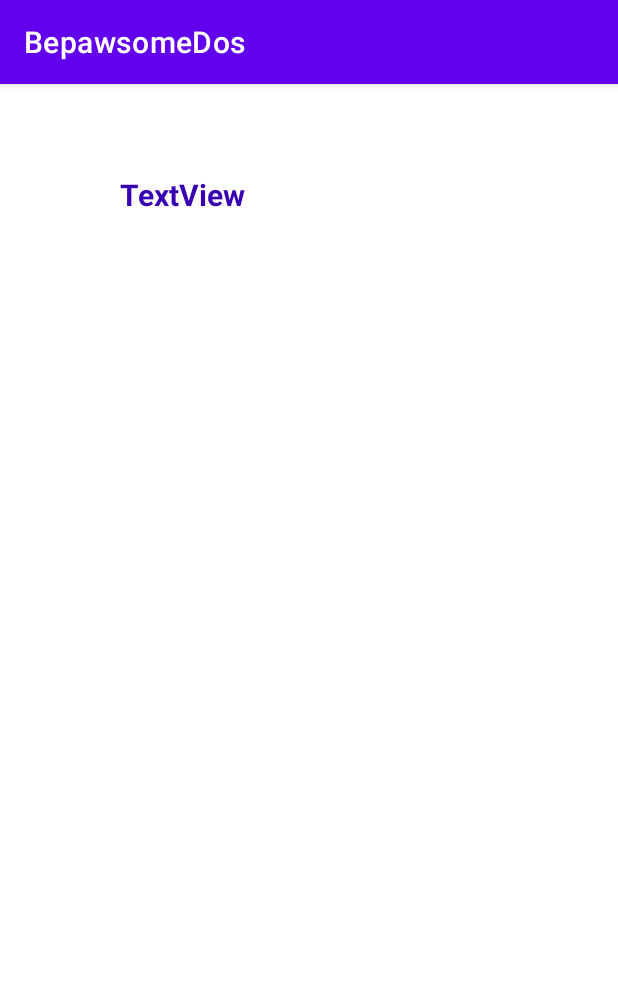
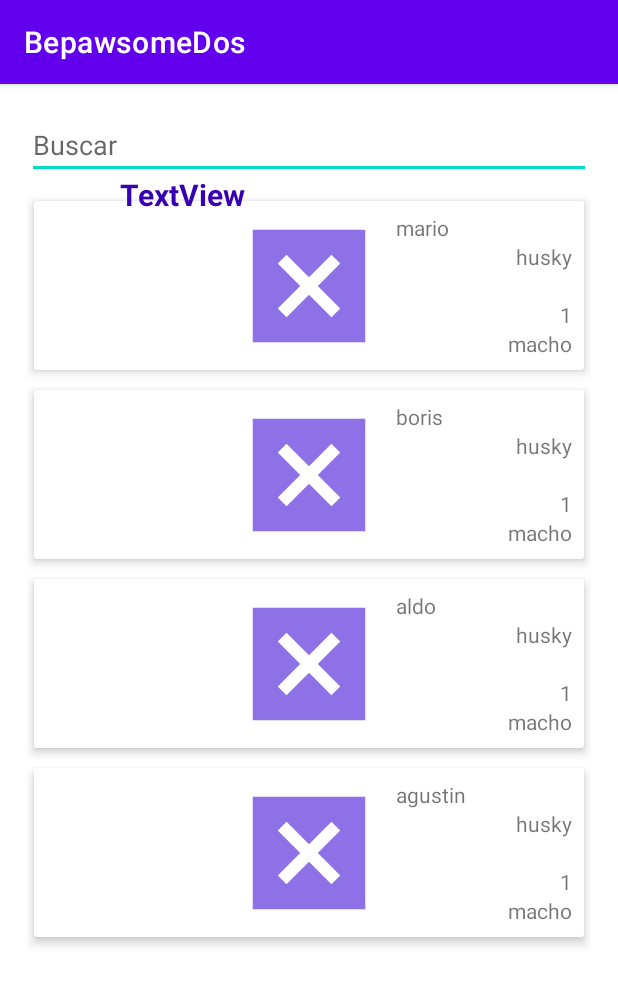
Before and after one commit to KaiserGott/BepawsomeDos, an Android app: the fragment HomeFragment shown on its own in the app's theme, on a phone screen of 412 x 824 dp. Shown: the top 985 px of the screen. Run offline under Robolectric (Android 15) with nearby library versions, the phone set to English and light mode, and no system bars; our stand-ins replace Firebase (no records; nobody signed in at launch, a user with empty details on screens opened directly), Picasso; pictures from the network do not load.

Commit message:
buscador

```diff
--- a/app/src/main/java/com/example/bepawsomedos/MainActivity.kt
+++ b/app/src/main/java/com/example/bepawsomedos/MainActivity.kt
@@ -1,6 +1,8 @@
 package com.example.bepawsomedos
 
 import android.os.Bundle
+import android.text.Editable
+import android.text.TextWatcher
 import android.view.Menu
 import androidx.appcompat.app.AppCompatActivity
 import androidx.drawerlayout.widget.DrawerLayout
@@ -9,13 +11,17 @@ import androidx.navigation.ui.AppBarConfiguration
 import androidx.navigation.ui.navigateUp
 import androidx.navigation.ui.setupActionBarWithNavController
 import androidx.navigation.ui.setupWithNavController
+import androidx.recyclerview.widget.LinearLayoutManager
+import com.example.bepawsomedos.adapters.AdaptadorAnimal
 import com.example.bepawsomedos.databinding.ActivityMainBinding
+import com.example.bepawsomedos.models.Animal
 import com.google.android.material.snackbar.Snackbar
 import com.google.android.material.navigation.NavigationView
 import com.google.firebase.database.DatabaseReference
 import com.google.firebase.database.FirebaseDatabase
 
 class MainActivity : AppCompatActivity() {
+
 
     private lateinit var appBarConfiguration: AppBarConfiguration
     private lateinit var binding: ActivityMainBinding
--- /dev/null
+++ b/app/src/main/java/com/example/bepawsomedos/adapters/AdaptadorAnimal.kt
@@ -0,0 +1,44 @@
+package com.example.bepawsomedos.adapters
+
+import android.view.LayoutInflater
+import android.view.ViewGroup
+import android.widget.TextView
+import androidx.recyclerview.widget.RecyclerView
+import com.example.bepawsomedos.R
+import com.example.bepawsomedos.models.Animal
+
+class AdaptadorAnimal(
+var listaAnimales: ArrayList<Animal>
+): RecyclerView.Adapter<AdaptadorAnimal.ViewHolder>() {
+
+    class ViewHolder(itemView: android.view.View) : RecyclerView.ViewHolder(itemView) {
+        val tvNombre = itemView.findViewById(R.id.animalNameTextView) as TextView
+        val tvRaza = itemView.findViewById(R.id.animalBreedTextView) as TextView
+        val tvAge = itemView.findViewById(R.id.animalAgeTextView) as TextView
+        val tvSex = itemView.findViewById(R.id.animalSexTextView) as TextView
+    }
+
+    override fun onCreateViewHolder(parent: ViewGroup, viewType: Int): ViewHolder {
+        val vista =
+            LayoutInflater.from(parent.context).inflate(R.layout.custom_animal_view, parent, false)
+        return ViewHolder(vista)
+    }
+
+    override fun onBindViewHolder(holder: ViewHolder, position: Int) {
+        val animal = listaAnimales[position]
+
+        holder.tvNombre.text = animal.nombre
+        holder.tvRaza.text = animal.raza
+        holder.tvAge.text = animal.edad.toString()
+        holder.tvSex.text = animal.sexo
+    }
+
+    override fun getItemCount(): Int {
+        return listaAnimales.size
+    }
+
+    fun filtrar(listaFiltrada: ArrayList<Animal>) {
+        this.listaAnimales = listaFiltrada
+        notifyDataSetChanged()
+    }
+}
--- a/app/src/main/java/com/example/bepawsomedos/ui/home/HomeFragment.kt
+++ b/app/src/main/java/com/example/bepawsomedos/ui/home/HomeFragment.kt
@@ -3,6 +3,8 @@ package com.example.bepawsomedos.ui.home
 import android.content.ContentValues.TAG
 import android.content.Context
 import android.os.Bundle
+import android.text.Editable
+import android.text.TextWatcher
 import android.util.Log
 import android.view.LayoutInflater
 import android.view.View
@@ -13,9 +15,12 @@ import android.widget.TextView
 import android.widget.Toast
 import androidx.fragment.app.Fragment
 import androidx.lifecycle.ViewModelProvider
+import androidx.recyclerview.widget.LinearLayoutManager
 import com.bumptech.glide.Glide
 import com.example.bepawsomedos.R
+import com.example.bepawsomedos.adapters.AdaptadorAnimal
 import com.example.bepawsomedos.api.DogApiResponse
+import com.example.bepawsomedos.databinding.ActivityMainBinding
 import com.example.bepawsomedos.models.Animal
 import com.example.bepawsomedos.models.User
 import com.example.bepawsomedos.viewModels.AnimalViewModel
@@ -30,8 +35,12 @@ import com.squareup.picasso.Picasso
 import retrofit2.Call
 import retrofit2.Callback
 import retrofit2.Response
+import com.example.bepawsomedos.databinding.FragmentHomeBinding
+class HomeFragment : Fragment() {
+    private lateinit var binding: FragmentHomeBinding
+    private lateinit var adaptador: AdaptadorAnimal
 
-class HomeFragment : Fragment() {
+    var listaAnimales = arrayListOf<Animal>()
 
     private lateinit var name: String
     private lateinit var imageUrl: String
@@ -39,6 +48,60 @@ class HomeFragment : Fragment() {
     private val animalViewModel: AnimalViewModel by lazy {
         ViewModelProvider(this, AnimalViewModelFactory()).get(AnimalViewModel::class.java)
     }
+
+    override fun onCreateView(
+        inflater: LayoutInflater,
+        container: ViewGroup?,
+        savedInstanceState: Bundle?
+    ): View {
+        binding = FragmentHomeBinding.inflate(inflater, container, false)
+        return binding.root
+    }
+
+    override fun onViewCreated(view: View, savedInstanceState: Bundle?) {
+        super.onViewCreated(view, savedInstanceState)
+
+        llenarLista()
+        setupRecyclerView()
+
+        binding.etBuscador.addTextChangedListener(object : TextWatcher {
+            override fun beforeTextChanged(p0: CharSequence?, p1: Int, p2: Int, p3: Int) { }
+
+            override fun onTextChanged(p0: CharSequence?, p1: Int, p2: Int, p3: Int) { }
+
+            override fun afterTextChanged(p0: Editable?) {
+                filtrar(p0.toString())
+            }
+        })
+    }
+
+
+    fun llenarLista() {
+        listaAnimales.add(Animal("mario", "almagro", "macho", 1.0, 1, "husky", "", "" ))
+        listaAnimales.add(Animal("boris", "almagro", "macho", 1.0, 1, "husky", "", "" ))
+        listaAnimales.add(Animal("aldo", "almagro", "macho", 1.0, 1, "husky", "", "" ))
+        listaAnimales.add(Animal("agustin", "almagro", "macho", 1.0, 1, "husky", "", "" ))
+    }
+
+    fun setupRecyclerView() {
+        binding.rvLista.layoutManager = LinearLayoutManager(context)
+        adaptador = AdaptadorAnimal(listaAnimales)
+        binding.rvLista.adapter = adaptador
+    }
+
+    fun filtrar(texto: String) {
+        var listaFiltrada = arrayListOf<Animal>()
+
+        listaAnimales.forEach {
+            if (it.nombre.toLowerCase().contains(texto.toLowerCase())) {
+                listaFiltrada.add(it)
+            }
+        }
+
+        adaptador.filtrar(listaFiltrada)
+    }
+    /*
+
 
     private lateinit var animalButtonsLayout: LinearLayout
     private lateinit var databaseReference: DatabaseReference
@@ -103,8 +166,8 @@ class HomeFragment : Fragment() {
                 for (animalSnapshot in snapshot.children) {
                     val animal = animalSnapshot.getValue(Animal::class.java)
                     if (animal != null) {
-                        val customView = createCustomAnimalView(animalSnapshot.key!!, animal)
-                        animalButtonsLayout.addView(customView)
+                        //val customView = createCustomAnimalView(animalSnapshot.key!!, animal)
+                        //animalButtonsLayout.addView(customView)
                     } else {
                         println("Error: Animal object is null.")
                     }
@@ -167,5 +230,5 @@ class HomeFragment : Fragment() {
         }
 
         return customView
-    }
+    }*/
 }
--- a/app/src/main/res/layout/activity_main.xml
+++ b/app/src/main/res/layout/activity_main.xml
@@ -22,4 +22,6 @@
         android:fitsSystemWindows="true"
         app:headerLayout="@layout/nav_header_main"
         app:menu="@menu/activity_main_drawer" />
+
+
 </androidx.drawerlayout.widget.DrawerLayout>
--- a/app/src/main/res/layout/custom_animal_view.xml
+++ b/app/src/main/res/layout/custom_animal_view.xml
@@ -1,77 +1,86 @@
-<androidx.constraintlayout.widget.ConstraintLayout
+<androidx.cardview.widget.CardView
     xmlns:android="http://schemas.android.com/apk/res/android"
-    xmlns:app="http://schemas.android.com/apk/res-auto"
+    xmlns:card_view="http://schemas.android.com/apk/res-auto"
     xmlns:tools="http://schemas.android.com/tools"
     android:layout_width="match_parent"
-    android:layout_height="match_parent">
+    android:layout_height="wrap_content"
+    card_view:cardElevation="4dp"
+    card_view:cardUseCompatPadding="true"
+    tools:ignore="MissingDefaultResource">
 
-    <!-- Añade el ViewPager2 al diseño con un ID -->
-    <androidx.viewpager2.widget.ViewPager2
-        android:id="@+id/viewPager"
+    <androidx.constraintlayout.widget.ConstraintLayout
         android:layout_width="match_parent"
-        android:layout_height="wrap_content"
-        android:orientation="horizontal"
-        tools:ignore="MissingConstraints" />
+        android:layout_height="match_parent">
 
-    <ImageView
-        android:id="@+id/animalImageView"
-        android:layout_width="100dp"
-        android:layout_height="100dp"
-        android:src="@drawable/dog_default"
-        app:layout_constraintTop_toTopOf="parent"
-        app:layout_constraintBottom_toBottomOf="parent"
-        app:layout_constraintStart_toStartOf="parent"
-        app:layout_constraintEnd_toStartOf="@+id/textContainer" />
-
-
-    <LinearLayout
-        android:id="@+id/textContainer"
-        android:layout_width="0dp"
-        android:layout_height="wrap_content"
-        android:orientation="vertical"
-        android:layout_marginStart="16dp"
-        app:layout_constraintTop_toTopOf="parent"
-        app:layout_constraintStart_toEndOf="@+id/animalImageView"
-        app:layout_constraintEnd_toEndOf="parent"
-        app:layout_constraintBottom_toBottomOf="parent">
+        <ImageView
+            android:id="@+id/animalImageView"
+            android:layout_width="100dp"
+            android:layout_height="100dp"
+            android:src="@drawable/dog_default"
+            card_view:layout_constraintTop_toTopOf="parent"
+            card_view:layout_constraintBottom_toBottomOf="parent"
+            card_view:layout_constraintStart_toStartOf="parent"
+            card_view:layout_constraintEnd_toEndOf="parent" />
 
         <TextView
             android:id="@+id/animalNameTextView"
-            android:layout_width="wrap_content"
+            android:layout_width="0dp"
             android:layout_height="wrap_content"
-            android:scaleType="fitCenter"
-            android:text="Name: Name of Animal" />
+            android:layout_marginStart="8dp"
+            android:layout_marginLeft="8dp"
+            android:layout_marginTop="8dp"
+            android:layout_marginEnd="8dp"
+            android:layout_marginRight="8dp"
+            android:hint="Nombre"
+            card_view:layout_constraintEnd_toEndOf="parent"
+            card_view:layout_constraintStart_toEndOf="@+id/animalImageView"
+            card_view:layout_constraintTop_toTopOf="parent" />
 
         <TextView
             android:id="@+id/animalBreedTextView"
-            android:layout_width="wrap_content"
+            android:layout_width="0dp"
             android:layout_height="wrap_content"
-            android:text="Breed: Breed of animal" />
+            android:layout_marginStart="8dp"
+            android:layout_marginLeft="8dp"
+            android:layout_marginEnd="8dp"
+            android:layout_marginRight="8dp"
+            android:hint="Telefono"
+            android:gravity="right"
+            card_view:layout_constraintEnd_toEndOf="parent"
+            card_view:layout_constraintStart_toEndOf="@+id/animalImageView"
+            card_view:layout_constraintTop_toBottomOf="@+id/animalNameTextView" />
 
         <TextView
             android:id="@+id/animalAgeTextView"
-            android:layout_width="wrap_content"
+            android:layout_width="0dp"
             android:layout_height="wrap_content"
-            android:text="Age: Age of animal" />
+            android:layout_marginStart="8dp"
+            android:layout_marginLeft="8dp"
+            android:layout_marginEnd="8dp"
+            android:layout_marginRight="8dp"
+            android:layout_marginBottom="8dp"
+            android:gravity="right"
+            android:hint="Email"
+            card_view:layout_constraintBottom_toBottomOf="parent"
+            card_view:layout_constraintEnd_toEndOf="parent"
+            card_view:layout_constraintStart_toEndOf="@+id/animalImageView"
+            card_view:layout_constraintTop_toBottomOf="@+id/animalBreedTextView" />
 
         <TextView
             android:id="@+id/animalSexTextView"
-            android:layout_width="wrap_content"
+            android:layout_width="0dp"
             android:layout_height="wrap_content"
-            android:text="Sex: Sex of animals" />
+            android:layout_marginStart="8dp"
+            android:layout_marginLeft="8dp"
+            android:layout_marginEnd="8dp"
+            android:layout_marginRight="8dp"
+            android:layout_marginBottom="8dp"
+            android:gravity="right"
+            android:hint="Sex"
+            card_view:layout_constraintBottom_toBottomOf="parent"
+            card_view:layout_constraintEnd_toEndOf="parent"
+            card_view:layout_constraintStart_toEndOf="@+id/animalImageView"
+            card_view:layout_constraintTop_toBottomOf="@+id/animalAgeTextView" />
+    </androidx.constraintlayout.widget.ConstraintLayout>
 
-    </LinearLayout>
-
-    <Button
-        android:id="@+id/likeButton"
-        android:layout_width="64dp"
-        android:layout_height="45dp"
-        android:layout_marginTop="4dp"
-        app:layout_constraintEnd_toEndOf="parent"
-        app:layout_constraintHorizontal_bias="0.985"
-        app:layout_constraintStart_toStartOf="parent"
-        app:layout_constraintTop_toBottomOf="@+id/animalAgeTextView"
-        tools:ignore="NotSibling"
-        />
-
-</androidx.constraintlayout.widget.ConstraintLayout>
+</androidx.cardview.widget.CardView>
--- a/app/src/main/res/layout/fragment_home.xml
+++ b/app/src/main/res/layout/fragment_home.xml
@@ -5,6 +5,36 @@
     android:layout_height="match_parent"
     android:padding="10dp"
     tools:context=".ui.home.HomeFragment">
+
+    <EditText
+        android:id="@+id/etBuscador"
+        android:layout_width="match_parent"
+        android:layout_height="wrap_content"
+        android:layout_marginStart="8dp"
+        android:layout_marginLeft="8dp"
+        android:layout_marginTop="8dp"
+        android:layout_marginEnd="8dp"
+        android:layout_marginRight="8dp"
+        android:hint="Buscar"
+        app:layout_constraintEnd_toEndOf="parent"
+        app:layout_constraintStart_toStartOf="parent"
+        app:layout_constraintTop_toTopOf="parent" />
+
+    <androidx.recyclerview.widget.RecyclerView
+        android:id="@+id/rvLista"
+        android:layout_width="match_parent"
+        android:layout_height="0dp"
+        tools:listitem="@layout/custom_animal_view"
+        android:layout_marginStart="8dp"
+        android:layout_marginLeft="8dp"
+        android:layout_marginTop="8dp"
+        android:layout_marginEnd="8dp"
+        android:layout_marginRight="8dp"
+        android:layout_marginBottom="8dp"
+        app:layout_constraintBottom_toBottomOf="parent"
+        app:layout_constraintEnd_toEndOf="parent"
+        app:layout_constraintStart_toStartOf="parent"
+        app:layout_constraintTop_toBottomOf="@+id/etBuscador" />
 
     <LinearLayout
         android:id="@+id/linearLayout"
```
Also changed, not shown: app/src/main/res/layout/item_rv_usuario.xml (added, +77 -0 lines).
